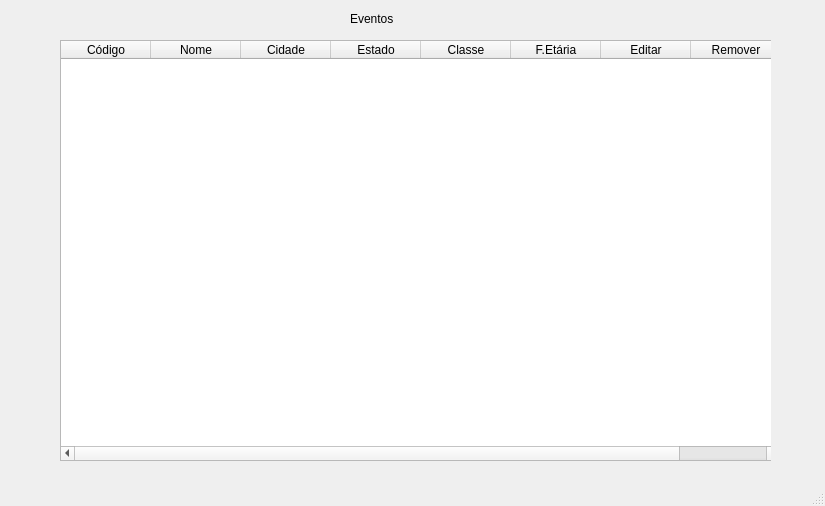
Old version of the form ui/viewEventos.ui in the repository PedroAugustoRamalhoDuarte/Trabalho-TP1.
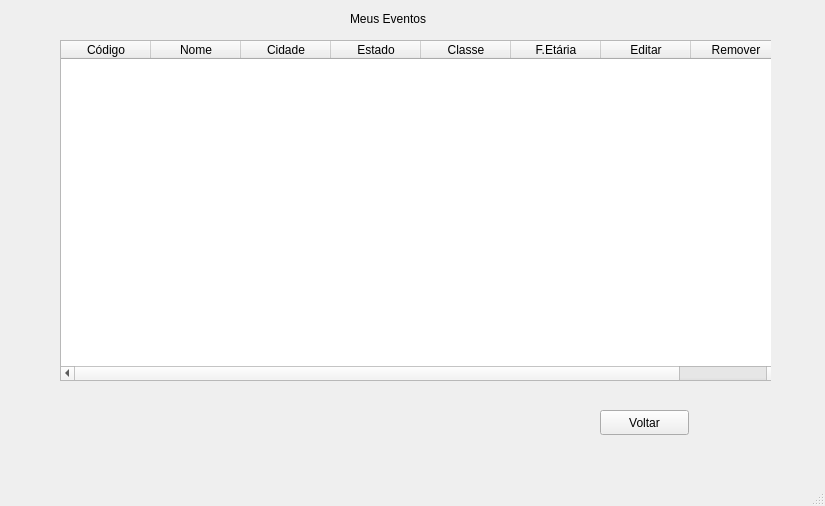
New version of the form. The open tabs and pages were chosen to show the change.

Diff of the .ui file:
```diff
--- a/ui/viewEventos.ui
+++ b/ui/viewEventos.ui
@@ -834,7 +834,7 @@
         <x>50</x>
         <y>30</y>
         <width>721</width>
-        <height>421</height>
+        <height>341</height>
        </rect>
       </property>
       <attribute name="horizontalHeaderDefaultSectionSize">
@@ -886,12 +886,25 @@
        <rect>
         <x>340</x>
         <y>0</y>
-        <width>67</width>
+        <width>101</width>
         <height>17</height>
        </rect>
       </property>
       <property name="text">
-       <string>Eventos</string>
+       <string>Meus Eventos</string>
+      </property>
+     </widget>
+     <widget class="QPushButton" name="btnVoltar">
+      <property name="geometry">
+       <rect>
+        <x>590</x>
+        <y>400</y>
+        <width>89</width>
+        <height>25</height>
+       </rect>
+      </property>
+      <property name="text">
+       <string>Voltar</string>
       </property>
      </widget>
     </widget>
```
Left out of the diff: 16 changed lines with no effect on the pictures.
